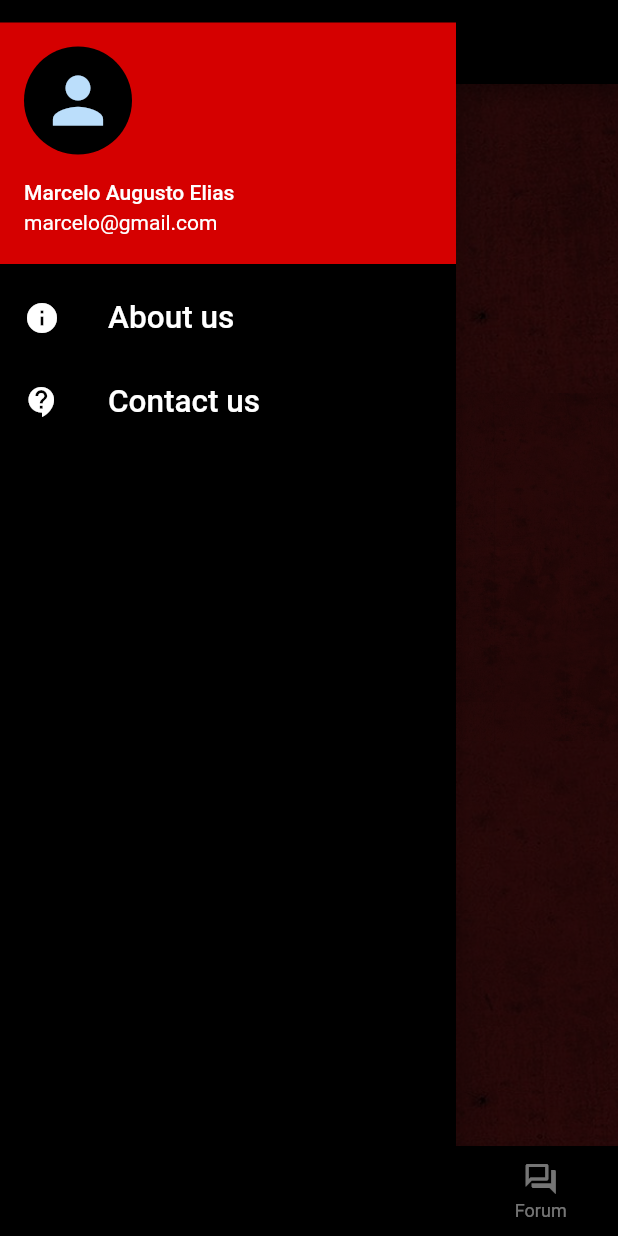
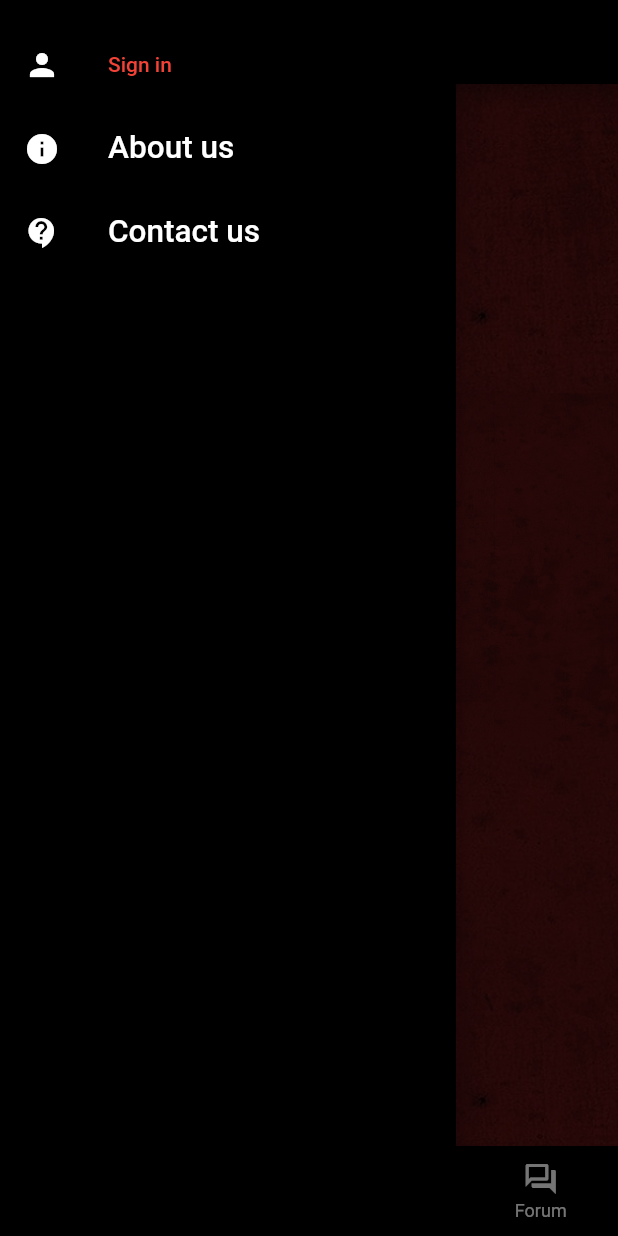
Before and after one commit to eliscioter/SlamDunk, a Flutter app: the screen it shows after launch, with the side drawer open, on a phone screen of 412 x 824 dp. Run offline on Flutter 3.47's test engine with Material 2 defaults, Android fonts, the phone set to English and light mode, and no system bars; our stand-ins replace percent_indicator.

Commit message:
updated state of user account header

```diff
--- a/mobile/slam_dunk/lib/src/app.dart
+++ b/mobile/slam_dunk/lib/src/app.dart
@@ -1,5 +1,7 @@
 import 'package:flutter/material.dart';
 import 'package:slam_dunk/src/style/colors.dart';
+import 'package:slam_dunk/src/view/components/sign_in/controller/sign_in_controller.dart';
+import 'package:slam_dunk/src/view/components/sign_in/sign_in.dart';
 
 import 'package:slam_dunk/src/view/homepage.dart';
 import 'package:slam_dunk/src/view/players_screen/players.dart';
@@ -47,6 +49,13 @@ class _SlamDunkState extends State<SlamDunk> {
     return 0xff8B0000;
   }
 
+  late bool a;
+
+  /* Future<bool> isSignedIn() async {
+    return await Authentication().isAuthenticated();
+  } */
+
+  bool isSignedIn = false;
   @override
   Widget build(BuildContext context) {
     if (index == 0) {
@@ -70,7 +79,6 @@ class _SlamDunkState extends State<SlamDunk> {
           title: Text(routeName),
           backgroundColor: Color(AppColor().backgroundColor),
         ),
-        body: _screen(),
         drawer: Builder(
           builder: (context) => Drawer(
             backgroundColor: Color(AppColor().backgroundColor),
@@ -79,18 +87,59 @@ class _SlamDunkState extends State<SlamDunk> {
                 margin: const EdgeInsets.only(top: 15.0),
                 child: Column(
                   children: [
+                    isSignedIn
+                        ? Stack(
+                            children: [
                               UserAccountsDrawerHeader(
                                 decoration: BoxDecoration(
                                   color: Colors.redAccent[700],
                                 ),
-                      accountName: const Text("Marcelo Augusto Elias"),
-                      accountEmail: const Text("marcelo@gmail.com"),
+                                accountName: const Text(
+                                  'marcelo',
+                                ),
+                                accountEmail: const Text('marcelo@gmail.com'),
                                 currentAccountPicture: const CircleAvatar(
                                   backgroundColor: Colors.black,
                                   child: Icon(
                                     Icons.person,
                                     size: 50,
                                   ),
+                                ),
+                              ),
+                              Align(
+                                alignment: Alignment.topRight,
+                                child: TextButton(
+                                  onPressed: () {
+                                    setState(() {
+                                      isSignedIn = false;
+                                    });
+                                  },
+                                  child: const Text(
+                                    'Sign out',
+                                    style: TextStyle(color: Colors.black),
+                                  ),
+                                ),
+                              ),
+                            ],
+                          )
+                        : ListTile(
+                            onTap: () {
+                              setState(() {
+                                isSignedIn = true;
+                              });
+                              showDialog(
+                                  context: context,
+                                  barrierDismissible: false,
+                                  builder: (BuildContext context) =>
+                                      const SignIn());
+                            },
+                            leading: const Icon(
+                              Icons.person,
+                              color: Colors.white,
+                            ),
+                            title: const Text(
+                              'Sign in',
+                              style: TextStyle(color: Colors.red),
                             ),
                           ),
                     ListTile(
@@ -133,6 +182,7 @@ class _SlamDunkState extends State<SlamDunk> {
             ),
           ),
         ),
+        body: _screen(),
         bottomNavigationBar: SizedBox(
           height: 60,
           child: BottomNavigationBar(
```
Lines whose indentation alone changed are shown as unchanged.
